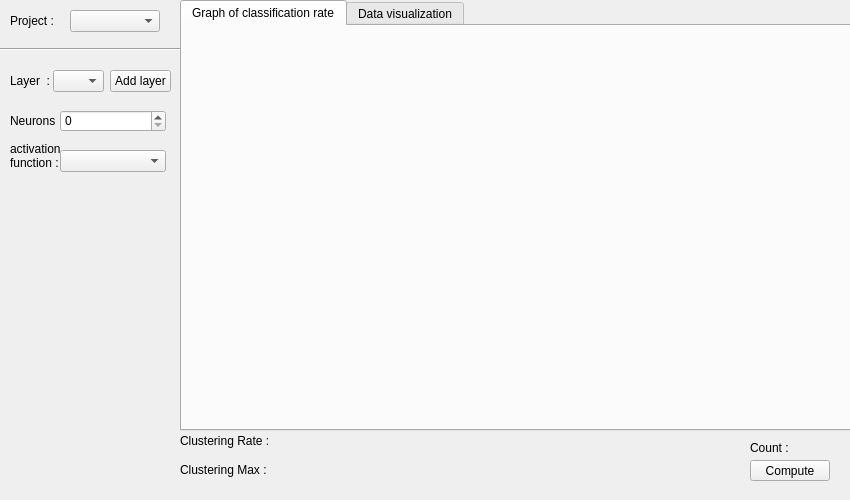
MatthieuHernandez/NeuralNetworkTest, file Example/GUI/mainwindow.ui: the form before one commit.
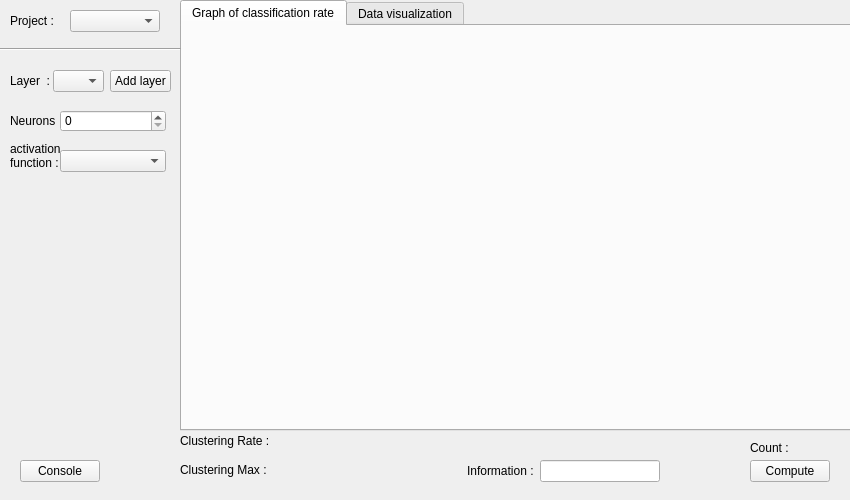
The form after the commit. Custom widgets are drawn as their Qt base class.

What changed in the file:
```diff
--- a/Example/GUI/mainwindow.ui
+++ b/Example/GUI/mainwindow.ui
@@ -26,7 +26,7 @@
       <x>750</x>
       <y>460</y>
       <width>80</width>
-      <height>21</height>
+      <height>22</height>
      </rect>
     </property>
     <property name="text">
@@ -182,7 +182,7 @@
      <rect>
       <x>10</x>
       <y>70</y>
-      <width>81</width>
+      <width>41</width>
       <height>21</height>
      </rect>
     </property>
@@ -273,6 +273,42 @@
 function :</string>
     </property>
    </widget>
+   <widget class="QLineEdit" name="lineEditInformation">
+    <property name="geometry">
+     <rect>
+      <x>540</x>
+      <y>460</y>
+      <width>120</width>
+      <height>22</height>
+     </rect>
+    </property>
+   </widget>
+   <widget class="QLabel" name="label_5">
+    <property name="geometry">
+     <rect>
+      <x>467</x>
+      <y>460</y>
+      <width>71</width>
+      <height>21</height>
+     </rect>
+    </property>
+    <property name="text">
+     <string>Information :</string>
+    </property>
+   </widget>
+   <widget class="QPushButton" name="pushButtonConsole">
+    <property name="geometry">
+     <rect>
+      <x>20</x>
+      <y>460</y>
+      <width>80</width>
+      <height>22</height>
+     </rect>
+    </property>
+    <property name="text">
+     <string>Console</string>
+    </property>
+   </widget>
   </widget>
  </widget>
  <layoutdefault spacing="6" margin="11"/>
```
Left out of the diff: 22 changed lines with no effect on the pictures.
